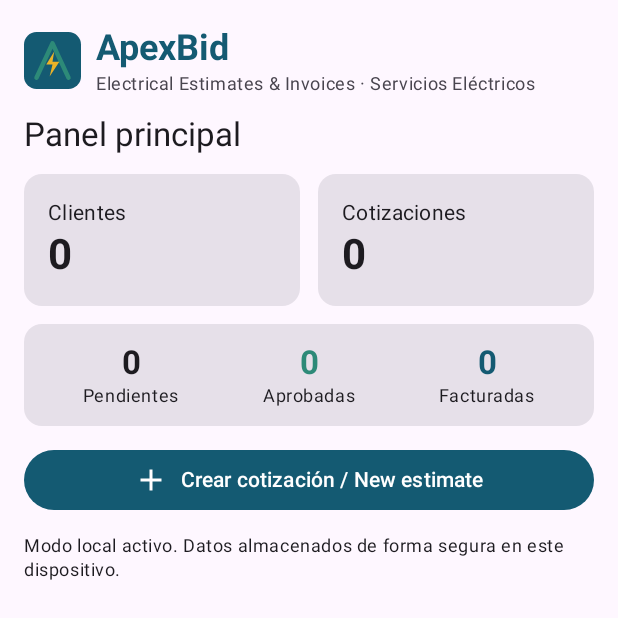
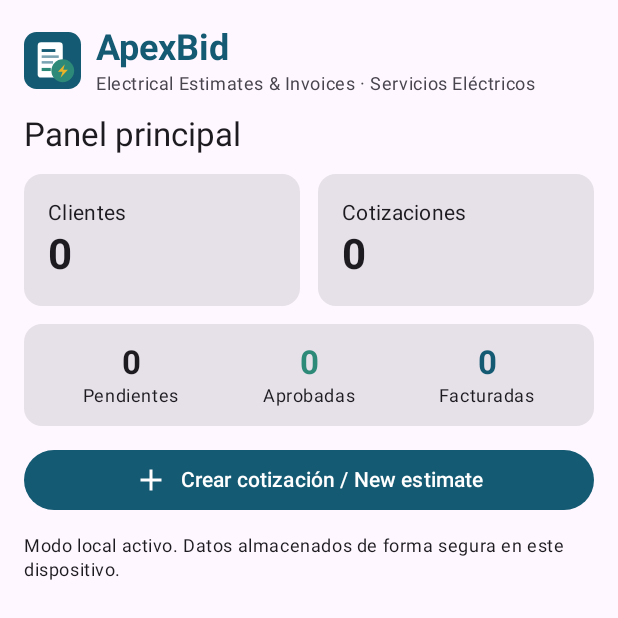
Before and after one commit to genuine-goat10/HSSDADE_LIGHT_ANDROID, an Android app built with Jetpack Compose: the screen it shows after launch (MainActivity), on a phone screen of 412 x 824 dp, the top half of it. Run offline under Robolectric (Android 15) with nearby library versions, the phone set to English and light mode, and no system bars; our stand-ins replace Room's generated code; pictures from the network do not load.

Commit message:
Update MainActivity.kt

```diff
--- a/app/src/main/java/com/hssdade/light/MainActivity.kt
+++ b/app/src/main/java/com/hssdade/light/MainActivity.kt
@@ -93,23 +93,32 @@ fun ApexBidLogo(size: Dp = 40.dp) {
             color = Color(0xFF145A72),
             cornerRadius = CornerRadius(w * 0.22f, h * 0.22f)
         )
-        val apexPath = Path().apply {
-            moveTo(w * 0.22f, h * 0.80f)
-            lineTo(w * 0.50f, h * 0.20f)
-            lineTo(w * 0.78f, h * 0.80f)
-        }
-        drawPath(
-            path = apexPath,
-            color = Color(0xFF2D8A78),
-            style = Stroke(width = w * 0.08f, cap = StrokeCap.Round, join = StrokeJoin.Round)
+        // Hoja de cálculo / cotización blanca
+        drawRoundRect(
+            color = Color.White,
+            topLeft = Offset(w * 0.24f, h * 0.18f),
+            size = Size(w * 0.44f, h * 0.62f),
+            cornerRadius = CornerRadius(w * 0.06f, h * 0.06f)
         )
+        // Líneas de partidas
+        drawRect(Color(0xFF145A72), Offset(w * 0.31f, h * 0.30f), Size(w * 0.24f, h * 0.05f))
+        drawRect(Color(0xFF7BA4B3), Offset(w * 0.31f, h * 0.41f), Size(w * 0.30f, h * 0.045f))
+        drawRect(Color(0xFF7BA4B3), Offset(w * 0.31f, h * 0.51f), Size(w * 0.20f, h * 0.045f))
+        drawRect(Color(0xFF2D8A78), Offset(w * 0.31f, h * 0.63f), Size(w * 0.16f, h * 0.055f))
+
+        // Sello circular verde con rayo dorado
+        val cx = w * 0.68f
+        val cy = h * 0.68f
+        val r = w * 0.20f
+        drawCircle(color = Color(0xFF2D8A78), radius = r, center = Offset(cx, cy))
+
         val bolt = Path().apply {
-            moveTo(w * 0.53f, h * 0.34f)
-            lineTo(w * 0.39f, h * 0.57f)
-            lineTo(w * 0.50f, h * 0.57f)
-            lineTo(w * 0.45f, h * 0.78f)
-            lineTo(w * 0.62f, h * 0.52f)
-            lineTo(w * 0.50f, h * 0.52f)
+            moveTo(cx + r * 0.18f, cy - r * 0.58f)
+            lineTo(cx - r * 0.42f, cy + r * 0.08f)
+            lineTo(cx - r * 0.02f, cy + r * 0.08f)
+            lineTo(cx - r * 0.20f, cy + r * 0.62f)
+            lineTo(cx + r * 0.45f, cy - r * 0.08f)
+            lineTo(cx + r * 0.04f, cy - r * 0.08f)
             close()
         }
         drawPath(path = bolt, color = Color(0xFFEBB328))
```
